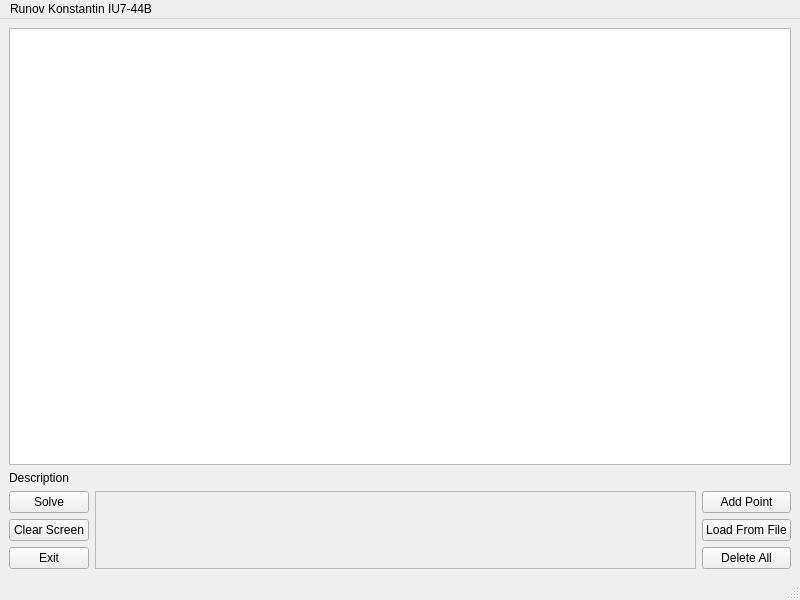
runebone/compgraph-s4-bmstu, file lab1/lab1/mainwindow.ui: the form before one commit.
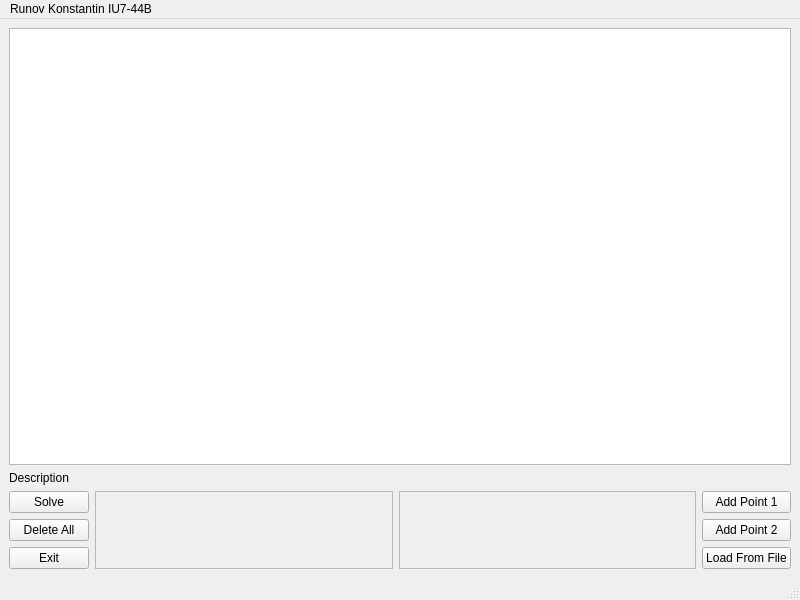
The form after the commit.

Commit message: backup; added mypointwidget; split layouts; trash

Diff of the .ui file:
```diff
--- a/lab1/lab1/mainwindow.ui
+++ b/lab1/lab1/mainwindow.ui
@@ -80,9 +80,9 @@
            </widget>
           </item>
           <item>
-           <widget class="QPushButton" name="clearScreenButton">
+           <widget class="QPushButton" name="deleteAllButton">
             <property name="text">
-             <string>Clear Screen</string>
+             <string>Delete All</string>
             </property>
            </widget>
           </item>
@@ -96,34 +96,83 @@
          </layout>
         </item>
         <item>
-         <widget class="QScrollArea" name="scrollArea">
+         <layout class="QHBoxLayout" name="scrollAreaLayout">
+          <property name="rightMargin">
+           <number>0</number>
+          </property>
+          <item>
+           <widget class="QScrollArea" name="scrollAreaLeft">
           <property name="sizePolicy">
            <sizepolicy hsizetype="Expanding" vsizetype="Minimum">
             <horstretch>0</horstretch>
             <verstretch>0</verstretch>
            </sizepolicy>
           </property>
+            <property name="maximumSize">
+             <size>
+              <width>16777215</width>
+              <height>80</height>
+             </size>
+            </property>
           <property name="widgetResizable">
            <bool>true</bool>
           </property>
-          <widget class="QWidget" name="scrollAreaWidgetContents">
+            <widget class="QWidget" name="scrollAreaLeftWidgetContents">
            <property name="geometry">
             <rect>
              <x>0</x>
              <y>0</y>
-             <width>592</width>
-             <height>81</height>
+               <width>291</width>
+               <height>78</height>
             </rect>
            </property>
           </widget>
          </widget>
+          </item>
+          <item>
+           <widget class="QScrollArea" name="scrollAreaRight">
+            <property name="sizePolicy">
+             <sizepolicy hsizetype="Expanding" vsizetype="Minimum">
+              <horstretch>0</horstretch>
+              <verstretch>0</verstretch>
+             </sizepolicy>
+            </property>
+            <property name="maximumSize">
+             <size>
+              <width>16777215</width>
+              <height>80</height>
+             </size>
+            </property>
+            <property name="widgetResizable">
+             <bool>true</bool>
+            </property>
+            <widget class="QWidget" name="scrollAreaRightWidgetContents">
+             <property name="geometry">
+              <rect>
+               <x>0</x>
+               <y>0</y>
+               <width>291</width>
+               <height>78</height>
+              </rect>
+             </property>
+            </widget>
+           </widget>
+          </item>
+         </layout>
         </item>
         <item>
          <layout class="QVBoxLayout" name="rightButtonsLayout">
           <item>
            <widget class="QPushButton" name="addPointButton">
             <property name="text">
-             <string>Add Point</string>
+             <string>Add Point 1</string>
+            </property>
+           </widget>
+          </item>
+          <item>
+           <widget class="QPushButton" name="addPoint2Button">
+            <property name="text">
+             <string>Add Point 2</string>
             </property>
            </widget>
           </item>
@@ -134,13 +183,6 @@
             </property>
            </widget>
           </item>
-          <item>
-           <widget class="QPushButton" name="deleteAllButton">
-            <property name="text">
-             <string>Delete All</string>
-            </property>
-           </widget>
-          </item>
          </layout>
         </item>
        </layout>
```
Left out of the diff: 2 changed lines with no effect on the pictures. Lines whose indentation alone changed are shown as unchanged. The commit also changes 13 other files.
